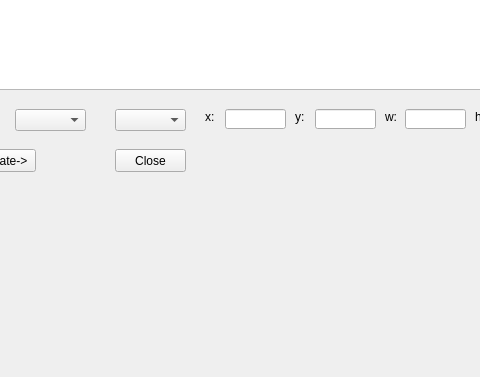
Above: osd/wallwnd.ui from jpcstpj7281/gameseer before the change; both pictures show x 95 to 575 and y 391 to 768 of the 1024 by 768 pixel window. Below: the same form after it.
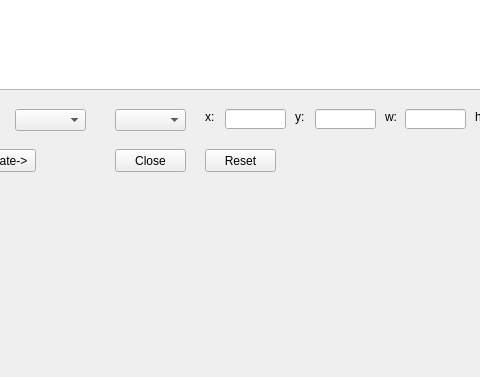
That is the form after the change.

```diff
--- a/osd/wallwnd.ui
+++ b/osd/wallwnd.ui
@@ -275,6 +275,19 @@
     <string>Close</string>
    </property>
   </widget>
+  <widget class="QPushButton" name="pbResetWnd">
+   <property name="geometry">
+    <rect>
+     <x>300</x>
+     <y>540</y>
+     <width>71</width>
+     <height>23</height>
+    </rect>
+   </property>
+   <property name="text">
+    <string>Reset</string>
+   </property>
+  </widget>
  </widget>
  <resources/>
  <connections/>
```
Left out of the diff: 2 changed lines with no effect on the pictures.
